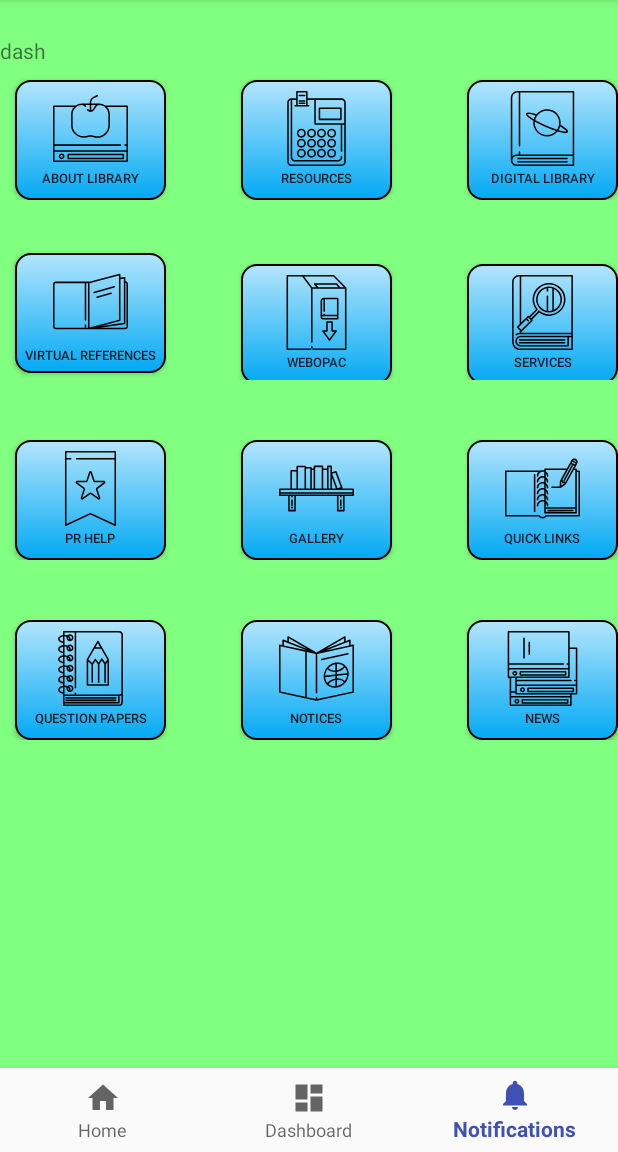
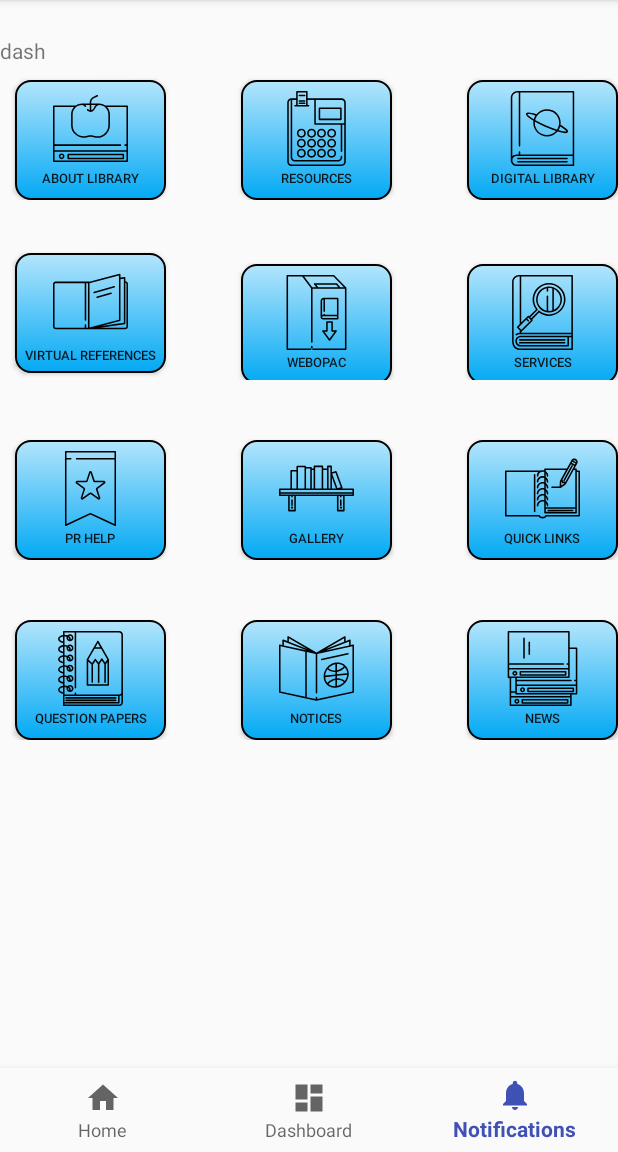
Before and after one commit to MandarAcharekar/Library-SFIT, an Android app: the screen it shows after launch (MainActivity), item 3 of the bottom bar chosen, on a phone screen of 412 x 824 dp, the part 84-1236 px from its top. Run offline under Robolectric (Android 15) with nearby library versions, the light colour scheme and no system bars.

Commit message:
Remove unnecessary code

```diff
--- a/app/src/main/res/layout/issued_books.xml
+++ b/app/src/main/res/layout/issued_books.xml
@@ -5,7 +5,7 @@
     xmlns:tools="http://schemas.android.com/tools"
     android:layout_width="match_parent"
     android:layout_height="match_parent"
-    android:background="@color/lightMildGreen">
+    >
 
     <android.support.v7.widget.RecyclerView
         android:layout_width="match_parent"
--- a/app/src/main/res/layout/page_dash.xml
+++ b/app/src/main/res/layout/page_dash.xml
@@ -4,7 +4,6 @@
     android:layout_width="match_parent"
     android:layout_height="match_parent"
     android:id="@+id/page_dash"
-    android:background="#000FFA"
     >
 
 
--- a/app/src/main/res/layout/page_navigation.xml
+++ b/app/src/main/res/layout/page_navigation.xml
@@ -5,14 +5,9 @@
 
     android:layout_width="match_parent"
     android:layout_height="match_parent"
-    android:background="@color/lightMildGreen"
     android:id="@+id/page_dash"
-
-
-
     android:orientation="vertical"
     >
-
 
     <TextView
         android:layout_width="match_parent"
@@ -22,15 +17,6 @@
         app:layout_constraintLeft_toLeftOf="parent"
         app:layout_constraintRight_toRightOf="parent"
         app:layout_constraintTop_toTopOf="parent" />
-
-
-
-
-
-
-
-
-
 
     <LinearLayout
         android:layout_width="match_parent"
@@ -132,10 +118,7 @@
 
     </LinearLayout>
 
-
-
-
-    <LinearLayout
+   <LinearLayout
         android:layout_width="match_parent"
         android:layout_height="wrap_content">
 
```
